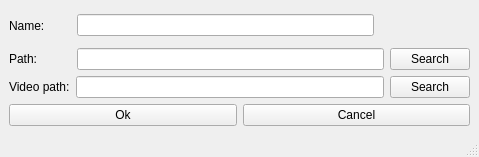
Old version of the form ViAn/GUI/makeproject.ui in the repository NFCSKL/NFC-ViAn.
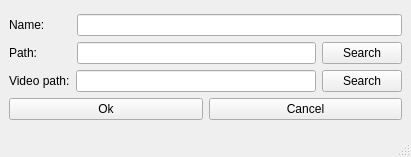
New version of the form.

Commit message: Added comments and chanched a little bit

What changed in the file:
```diff
--- a/ViAn/GUI/makeproject.ui
+++ b/ViAn/GUI/makeproject.ui
@@ -6,7 +6,7 @@
    <rect>
     <x>0</x>
     <y>0</y>
-    <width>479</width>
+    <width>411</width>
     <height>157</height>
    </rect>
   </property>
@@ -31,13 +31,6 @@
           <item>
            <widget class="QLineEdit" name="name_input"/>
           </item>
-          <item>
-           <widget class="QLabel" name="label_4">
-            <property name="text">
-             <string>                           </string>
-            </property>
-           </widget>
-          </item>
          </layout>
         </item>
         <item>
```
The commit also changes 2 other files.
